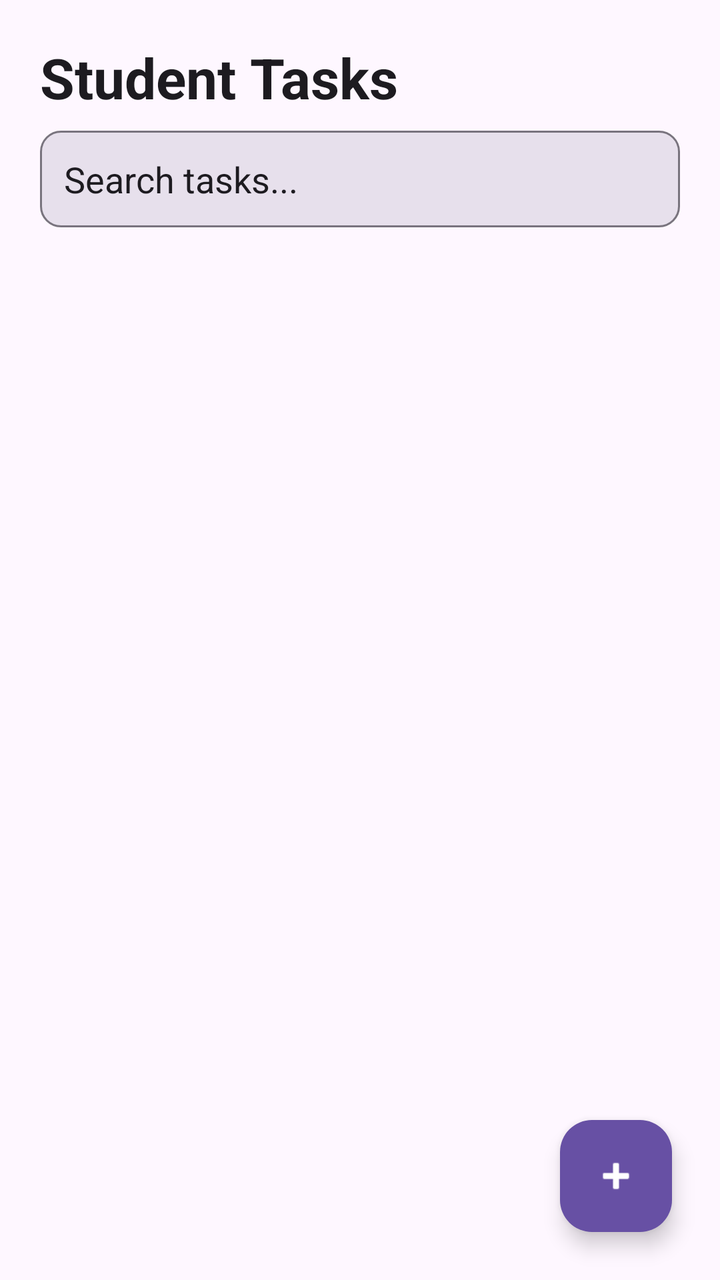
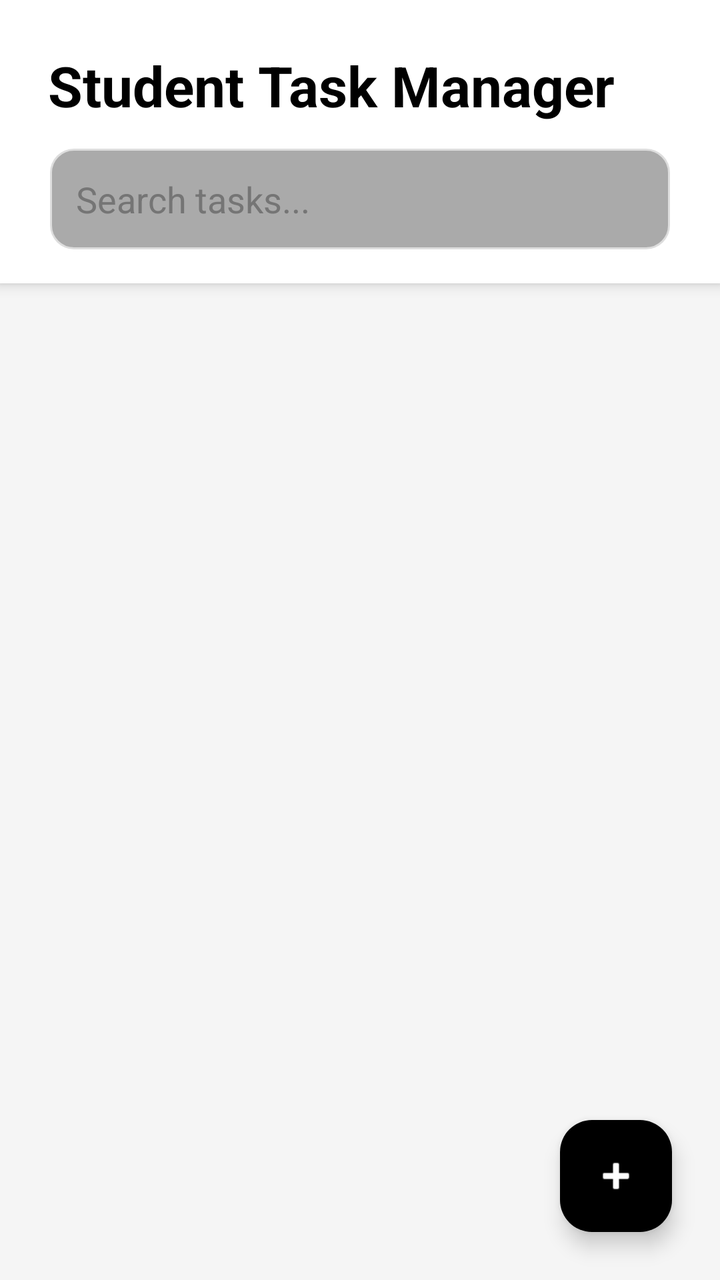

Screens rendered from an Android XML layout before and after an edit, with the pre-edit source and the edit as a unified diff.
<!-- AndroidManifest.xml: application theme Theme.David -->
<!-- res/layout/fragment_home.xml -->
<?xml version="1.0" encoding="utf-8"?>
<androidx.constraintlayout.widget.ConstraintLayout
    xmlns:android="http://schemas.android.com/apk/res/android"
    xmlns:app="http://schemas.android.com/apk/res-auto"
    android:layout_width="match_parent"
    android:layout_height="match_parent"
    android:background="?attr/colorSurface">

    ```
    

    <TextView
        android:id="@+id/tvTitle"
        android:layout_width="wrap_content"
        android:layout_height="wrap_content"
        android:text="Student Tasks"
        android:textSize="28sp"
        android:textStyle="bold"
        android:textColor="?attr/colorOnSurface"
        android:layout_margin="20dp"
        app:layout_constraintTop_toTopOf="parent"
        app:layout_constraintStart_toStartOf="parent" />


    

    <EditText
        android:id="@+id/etSearchBar"
        android:layout_width="0dp"
        android:layout_height="wrap_content"
        android:layout_marginStart="20dp"
        android:layout_marginEnd="20dp"
        android:layout_marginTop="8dp"
        android:hint="Search tasks..."
        android:inputType="text"
        android:background="@drawable/bg_input"
        android:textColor="?attr/colorOnSurface"
        android:textColorHint="?attr/colorOnSurface"
        android:padding="12dp"
        android:singleLine="true"
        app:layout_constraintTop_toBottomOf="@id/tvTitle"
        app:layout_constraintStart_toStartOf="parent"
        app:layout_constraintEnd_toEndOf="parent" />


    

    <androidx.recyclerview.widget.RecyclerView
        android:id="@+id/recyclerViewTasks"
        android:layout_width="0dp"
        android:layout_height="0dp"
        android:layout_marginTop="12dp"
        android:padding="8dp"
        android:clipToPadding="false"
        app:layout_constraintTop_toBottomOf="@id/etSearchBar"
        app:layout_constraintBottom_toBottomOf="parent"
        app:layout_constraintStart_toStartOf="parent"
        app:layout_constraintEnd_toEndOf="parent" />


    

    <TextView
        android:id="@+id/tvEmptyState"
        android:layout_width="wrap_content"
        android:layout_height="wrap_content"
        android:text="No tasks!"
        android:textSize="20sp"
        android:textColor="?attr/colorOnSurface"
        android:alpha="0.6"
        android:textStyle="bold"
        android:visibility="gone"
        app:layout_constraintBottom_toBottomOf="parent"
        app:layout_constraintEnd_toEndOf="parent"
        app:layout_constraintStart_toStartOf="parent"
        app:layout_constraintTop_toTopOf="parent" />


    

    <com.google.android.material.floatingactionbutton.FloatingActionButton
        android:id="@+id/fabAddTask"
        android:layout_width="wrap_content"
        android:layout_height="wrap_content"
        android:layout_margin="24dp"
        android:contentDescription="Add Task"
        android:src="@android:drawable/ic_input_add"
        app:backgroundTint="?attr/colorPrimary"
        app:tint="?attr/colorOnPrimary"
        app:layout_constraintBottom_toBottomOf="parent"
        app:layout_constraintEnd_toEndOf="parent" />
    ```

</androidx.constraintlayout.widget.ConstraintLayout>
<!-- resources referenced by this layout -->
<resources>
  <!-- drawable bg_input (drawable) -->
  <?xml version="1.0" encoding="utf-8"?>
  <selector xmlns:android="http://schemas.android.com/apk/res/android">
  
      ```
      
      <item android:state_focused="true">
          <shape android:shape="rectangle">
              <solid android:color="?attr/colorSurfaceVariant" />
              <stroke
                  android:width="2dp"
                  android:color="?attr/colorPrimary" />
              <corners android:radius="10dp" />
          </shape>
      </item>
  
      
      <item>
          <shape android:shape="rectangle">
              <solid android:color="?attr/colorSurfaceVariant" />
              <stroke
                  android:width="1dp"
                  android:color="?attr/colorOutline" />
              <corners android:radius="10dp" />
          </shape>
      </item>
      ```
  
  </selector>
  <style name="Theme.David" parent="Base.Theme.David" />
  <style name="Base.Theme.David" parent="Theme.Material3.DayNight.NoActionBar">
          
      </style>
</resources>

<!-- the commit's change to res/layout/fragment_home.xml (unified diff, before → after) -->
@@ -4,91 +4,73 @@
     xmlns:app="http://schemas.android.com/apk/res-auto"
     android:layout_width="match_parent"
     android:layout_height="match_parent"
-    android:background="?attr/colorSurface">
-
-    ```
-    
-
-    <TextView
-        android:id="@+id/tvTitle"
-        android:layout_width="wrap_content"
-        android:layout_height="wrap_content"
-        android:text="Student Tasks"
-        android:textSize="28sp"
-        android:textStyle="bold"
-        android:textColor="?attr/colorOnSurface"
-        android:layout_margin="20dp"
-        app:layout_constraintTop_toTopOf="parent"
-        app:layout_constraintStart_toStartOf="parent" />
-
+    android:background="?attr/colorSurfaceVariant">
 
     
+    <LinearLayout
+        android:id="@+id/headerLayout"
+        android:layout_width="match_parent"
+        android:layout_height="wrap_content"
+        android:orientation="vertical"
+        android:background="?attr/colorSurface"
+        android:paddingTop="24dp"
+        android:paddingBottom="16dp"
+        android:elevation="4dp"
+        app:layout_constraintTop_toTopOf="parent"
+        app:layout_constraintStart_toStartOf="parent"
+        app:layout_constraintEnd_toEndOf="parent">
 
-    <EditText
-        android:id="@+id/etSearchBar"
-        android:layout_width="0dp"
-        android:layout_height="wrap_content"
-        android:layout_marginStart="20dp"
-        android:layout_marginEnd="20dp"
-        android:layout_marginTop="8dp"
-        android:hint="Search tasks..."
-        android:inputType="text"
-        android:background="@drawable/bg_input"
-        android:textColor="?attr/colorOnSurface"
-        android:textColorHint="?attr/colorOnSurface"
-        android:padding="12dp"
-        android:singleLine="true"
-        app:layout_constraintTop_toBottomOf="@id/tvTitle"
-        app:layout_constraintStart_toStartOf="parent"
-        app:layout_constraintEnd_toEndOf="parent" />
+        
+        <TextView
+            android:id="@+id/tvHeaderTitle"
+            android:layout_width="wrap_content"
+            android:layout_height="wrap_content"
+            android:layout_marginStart="24dp"
+            android:text="Student Task Manager"
+            android:textSize="28sp"
+            android:textStyle="bold"
+            android:textColor="?attr/colorOnSurface" />
 
+        <EditText
+            android:id="@+id/etSearchBar"
+            android:layout_width="match_parent"
+            android:layout_height="wrap_content"
+            android:layout_marginStart="24dp"
+            android:layout_marginTop="12dp"
+            android:layout_marginEnd="24dp"
+            android:hint="Search tasks..."
+            android:inputType="text"
+            android:background="@drawable/bg_rounded_card"
+            android:padding="14dp"
+            android:textColor="?attr/colorOnSurface"
+            android:textColorHint="?attr/colorOnSurfaceVariant" />
+
+    </LinearLayout>
 
     
-
     <androidx.recyclerview.widget.RecyclerView
         android:id="@+id/recyclerViewTasks"
         android:layout_width="0dp"
         android:layout_height="0dp"
-        android:layout_marginTop="12dp"
-        android:padding="8dp"
         android:clipToPadding="false"
-        app:layout_constraintTop_toBottomOf="@id/etSearchBar"
+        android:paddingTop="16dp"
+        android:paddingBottom="80dp"
+        app:layout_constraintTop_toBottomOf="@id/headerLayout"
         app:layout_constraintBottom_toBottomOf="parent"
         app:layout_constraintStart_toStartOf="parent"
         app:layout_constraintEnd_toEndOf="parent" />
 
-
     
-
-    <TextView
-        android:id="@+id/tvEmptyState"
-        android:layout_width="wrap_content"
-        android:layout_height="wrap_content"
-        android:text="No tasks!"
-        android:textSize="20sp"
-        android:textColor="?attr/colorOnSurface"
-        android:alpha="0.6"
-        android:textStyle="bold"
-        android:visibility="gone"
-        app:layout_constraintBottom_toBottomOf="parent"
-        app:layout_constraintEnd_toEndOf="parent"
-        app:layout_constraintStart_toStartOf="parent"
-        app:layout_constraintTop_toTopOf="parent" />
-
-
-    
-
     <com.google.android.material.floatingactionbutton.FloatingActionButton
         android:id="@+id/fabAddTask"
         android:layout_width="wrap_content"
         android:layout_height="wrap_content"
         android:layout_margin="24dp"
+        android:src="@android:drawable/ic_input_add"
         android:contentDescription="Add Task"
-        android:src="@android:drawable/ic_input_add"
-        app:backgroundTint="?attr/colorPrimary"
-        app:tint="?attr/colorOnPrimary"
+        android:backgroundTint="?attr/colorFloatingActionButton"
+        app:tint="?attr/colorOnFloatingActionButton"
         app:layout_constraintBottom_toBottomOf="parent"
         app:layout_constraintEnd_toEndOf="parent" />
-    ```
 
 </androidx.constraintlayout.widget.ConstraintLayout>
<!-- resource entries referenced after the edit -->
@@ -1,37 +1,40 @@
 <!-- resources referenced by this layout -->
 <resources>
-  <!-- drawable bg_input (drawable) -->
+  <!-- drawable bg_rounded_card (drawable) -->
   <?xml version="1.0" encoding="utf-8"?>
-  <selector xmlns:android="http://schemas.android.com/apk/res/android">
-  
-      ```
-      
-      <item android:state_focused="true">
-          <shape android:shape="rectangle">
-              <solid android:color="?attr/colorSurfaceVariant" />
-              <stroke
-                  android:width="2dp"
-                  android:color="?attr/colorPrimary" />
-              <corners android:radius="10dp" />
-          </shape>
-      </item>
+  <shape xmlns:android="http://schemas.android.com/apk/res/android"
+      android:shape="rectangle">
   
       
-      <item>
-          <shape android:shape="rectangle">
-              <solid android:color="?attr/colorSurfaceVariant" />
-              <stroke
-                  android:width="1dp"
-                  android:color="?attr/colorOutline" />
-              <corners android:radius="10dp" />
-          </shape>
-      </item>
-      ```
+      <solid android:color="#55000000" />
   
-  </selector>
+      
+      <stroke
+          android:width="2dp"
+          android:color="#99FFFFFF" />
+  
+      
+      <corners android:radius="12dp" />
+  
+  </shape>
   <style name="Theme.David" parent="Base.Theme.David" />
   <style name="Base.Theme.David" parent="Theme.Material3.DayNight.NoActionBar">
+  
           
+          <item name="android:statusBarColor">@android:color/black</item>
+          <item name="android:windowLightStatusBar">false</item>
+  
+          
+          <item name="colorSurface">@android:color/white</item>
+          <item name="colorSurfaceVariant">#F5F5F5</item>
+          <item name="colorOnSurface">@android:color/black</item>
+          <item name="colorOnSurfaceVariant">#757575</item>
+          <item name="colorError">#B00020</item>
+  
+          
+          <item name="colorFloatingActionButton">@android:color/black</item>
+          <item name="colorOnFloatingActionButton">@android:color/white</item>
+  
       </style>
 </resources>
 
